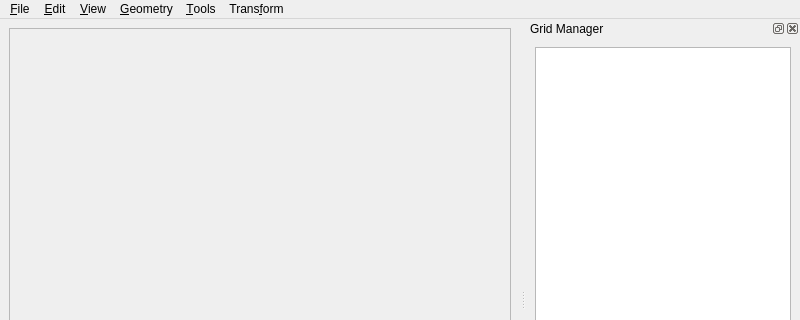
Qt form gui/qtui/ComGridMain.ui (kalininei/HybMesh) before a commit; both pictures show x 0 to 800 and y 0 to 320 of the 800 by 600 pixel window.
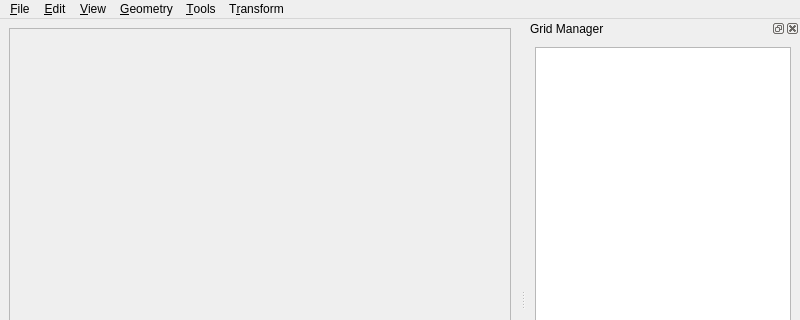
The same form after that commit. Icons and pictures are not drawn.

```diff
--- a/gui/qtui/ComGridMain.ui
+++ b/gui/qtui/ComGridMain.ui
@@ -85,7 +85,7 @@
    </widget>
    <widget class="QMenu" name="menuTransform">
     <property name="title">
-     <string>Trans&amp;form</string>
+     <string>T&amp;ransform</string>
     </property>
     <addaction name="act_movrot"/>
    </widget>
```
Left out of the diff: 6 changed lines with no effect on the pictures.
